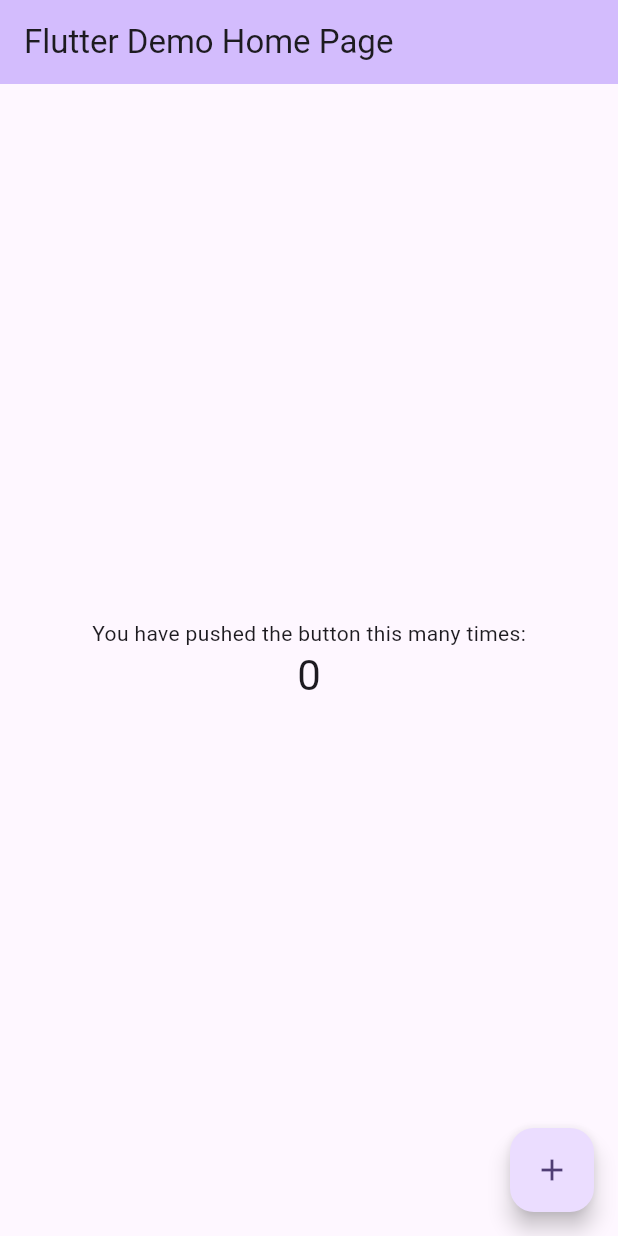
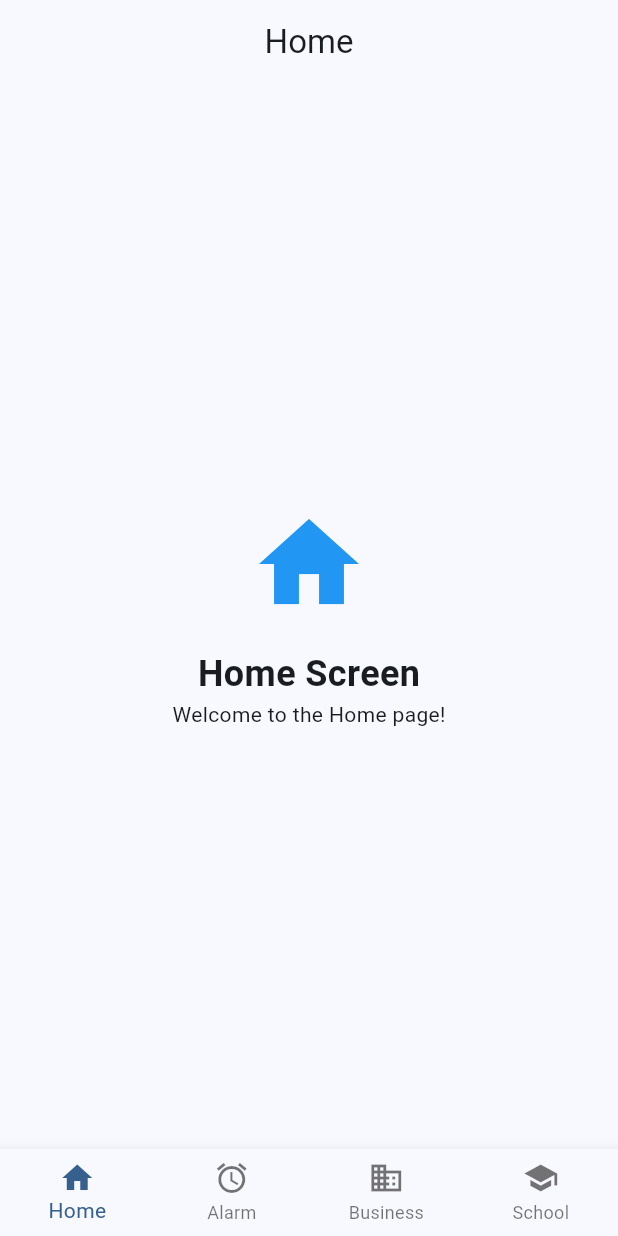
Before and after one commit to EleazarBE/TMA3084_G02_103511_Lab05_Lesson07, a Flutter app: the screen it shows after launch, on a phone screen of 412 x 824 dp. Run offline on Flutter 3.47's test engine with Material 3 defaults, Android fonts, the phone set to English and light mode, and no system bars.

Commit message:
feat: implement Lab A four-screen bottom navigation

```diff
--- a/lib/main.dart
+++ b/lib/main.dart
@@ -1,4 +1,9 @@
 import 'package:flutter/material.dart';
+
+import 'screen1.dart';
+import 'screen2.dart';
+import 'screen3.dart';
+import 'screen4.dart';
 
 void main() {
   runApp(const MyApp());
@@ -7,115 +12,61 @@ void main() {
 class MyApp extends StatelessWidget {
   const MyApp({super.key});
 
-  // This widget is the root of your application.
   @override
   Widget build(BuildContext context) {
     return MaterialApp(
-      title: 'Flutter Demo',
+      debugShowCheckedModeBanner: false,
+      title: 'Lab 05 - Bottom Navigation',
       theme: ThemeData(
-        // This is the theme of your application.
-        //
-        // TRY THIS: Try running your application with "flutter run". You'll see
-        // the application has a purple toolbar. Then, without quitting the app,
-        // try changing the seedColor in the colorScheme below to Colors.green
-        // and then invoke "hot reload" (save your changes or press the "hot
-        // reload" button in a Flutter-supported IDE, or press "r" if you used
-        // the command line to start the app).
-        //
-        // Notice that the counter didn't reset back to zero; the application
-        // state is not lost during the reload. To reset the state, use hot
-        // restart instead.
-        //
-        // This works for code too, not just values: Most code changes can be
-        // tested with just a hot reload.
-        colorScheme: .fromSeed(seedColor: Colors.deepPurple),
+        colorScheme: ColorScheme.fromSeed(seedColor: Colors.blue),
+        useMaterial3: true,
       ),
-      home: const MyHomePage(title: 'Flutter Demo Home Page'),
+      home: const MainScreen(),
     );
   }
 }
 
-class MyHomePage extends StatefulWidget {
-  const MyHomePage({super.key, required this.title});
-
-  // This widget is the home page of your application. It is stateful, meaning
-  // that it has a State object (defined below) that contains fields that affect
-  // how it looks.
-
-  // This class is the configuration for the state. It holds the values (in this
-  // case the title) provided by the parent (in this case the App widget) and
-  // used by the build method of the State. Fields in a Widget subclass are
-  // always marked "final".
-
-  final String title;
+class MainScreen extends StatefulWidget {
+  const MainScreen({super.key});
 
   @override
-  State<MyHomePage> createState() => _MyHomePageState();
+  State<MainScreen> createState() => _MainScreenState();
 }
 
-class _MyHomePageState extends State<MyHomePage> {
-  int _counter = 0;
+class _MainScreenState extends State<MainScreen> {
+  int _selectedIndex = 0;
 
-  void _incrementCounter() {
-    setState(() {
-      // This call to setState tells the Flutter framework that something has
-      // changed in this State, which causes it to rerun the build method below
-      // so that the display can reflect the updated values. If we changed
-      // _counter without calling setState(), then the build method would not be
-      // called again, and so nothing would appear to happen.
-      _counter++;
-    });
-  }
+  final List<Widget> _screens = const [
+    Screen1(),
+    Screen2(),
+    Screen3(),
+    Screen4(),
+  ];
+
+  final List<String> _titles = const ['Home', 'Alarm', 'Business', 'School'];
 
   @override
   Widget build(BuildContext context) {
-    // This method is rerun every time setState is called, for instance as done
-    // by the _incrementCounter method above.
-    //
-    // The Flutter framework has been optimized to make rerunning build methods
-    // fast, so that you can just rebuild anything that needs updating rather
-    // than having to individually change instances of widgets.
     return Scaffold(
-      appBar: AppBar(
-        // TRY THIS: Try changing the color here to a specific color (to
-        // Colors.amber, perhaps?) and trigger a hot reload to see the AppBar
-        // change color while the other colors stay the same.
-        backgroundColor: Theme.of(context).colorScheme.inversePrimary,
-        // Here we take the value from the MyHomePage object that was created by
-        // the App.build method, and use it to set our appbar title.
-        title: Text(widget.title),
-      ),
-      body: Center(
-        // Center is a layout widget. It takes a single child and positions it
-        // in the middle of the parent.
-        child: Column(
-          // Column is also a layout widget. It takes a list of children and
-          // arranges them vertically. By default, it sizes itself to fit its
-          // children horizontally, and tries to be as tall as its parent.
-          //
-          // Column has various properties to control how it sizes itself and
-          // how it positions its children. Here we use mainAxisAlignment to
-          // center the children vertically; the main axis here is the vertical
-          // axis because Columns are vertical (the cross axis would be
-          // horizontal).
-          //
-          // TRY THIS: Invoke "debug painting" (choose the "Toggle Debug Paint"
-          // action in the IDE, or press "p" in the console), to see the
-          // wireframe for each widget.
-          mainAxisAlignment: .center,
-          children: [
-            const Text('You have pushed the button this many times:'),
-            Text(
-              '$_counter',
-              style: Theme.of(context).textTheme.headlineMedium,
-            ),
-          ],
-        ),
-      ),
-      floatingActionButton: FloatingActionButton(
-        onPressed: _incrementCounter,
-        tooltip: 'Increment',
-        child: const Icon(Icons.add),
+      appBar: AppBar(title: Text(_titles[_selectedIndex]), centerTitle: true),
+      body: _screens[_selectedIndex],
+      bottomNavigationBar: BottomNavigationBar(
+        currentIndex: _selectedIndex,
+        type: BottomNavigationBarType.fixed,
+        onTap: (index) {
+          setState(() {
+            _selectedIndex = index;
+          });
+        },
+        items: const [
+          BottomNavigationBarItem(icon: Icon(Icons.home), label: 'Home'),
+          BottomNavigationBarItem(icon: Icon(Icons.alarm), label: 'Alarm'),
+          BottomNavigationBarItem(
+            icon: Icon(Icons.business),
+            label: 'Business',
+          ),
+          BottomNavigationBarItem(icon: Icon(Icons.school), label: 'School'),
+        ],
       ),
     );
   }
--- /dev/null
+++ b/lib/screen1.dart
@@ -0,0 +1,23 @@
+import 'package:flutter/material.dart';
+
+class Screen1 extends StatelessWidget {
+  const Screen1({super.key});
+
+  @override
+  Widget build(BuildContext context) {
+    return const Center(
+      child: Column(
+        mainAxisAlignment: MainAxisAlignment.center,
+        children: [
+          Icon(Icons.home, size: 80, color: Colors.blue),
+          SizedBox(height: 16),
+          Text(
+            'Home Screen',
+            style: TextStyle(fontSize: 24, fontWeight: FontWeight.bold),
+          ),
+          Text('Welcome to the Home page!'),
+        ],
+      ),
+    );
+  }
+}
```
Also changed, not shown: lib/screen2.dart (added, +23 -0 lines), lib/screen3.dart (added, +23 -0 lines), lib/screen4.dart (added, +23 -0 lines).
